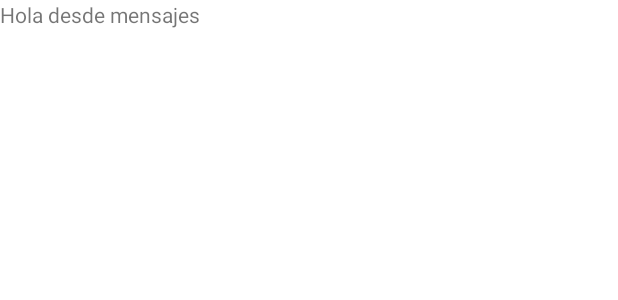
After one commit to alvaroproyectoagenda/TableGamersV2, an Android app: the layout fragment_messages.xml on its own in the app's theme, with its tools: preview values and no code run, on a phone screen of 412 x 824 dp. The commit adds this screen. Shown: the top 300 px of the screen. Run offline under Robolectric (Android 15) with nearby library versions, the phone set to English and light mode, and no system bars.

Commit message:
#Commit 5.0 #Messages
- Design Firestore
- Create Fragment, ViewModel, Models
- Navigation

```diff
--- a/app/src/main/java/es/amunoz/tablegamers/NavigationMenuActivity.kt
+++ b/app/src/main/java/es/amunoz/tablegamers/NavigationMenuActivity.kt
@@ -79,7 +79,9 @@ class NavigationMenuActivity : AppCompatActivity(){
             setOf(
                 R.id.nav_ad,
                  R.id.nav_myad,
-                R.id.nav_event, R.id.nav_invitation, R.id.nav_profile, R.id.nav_logout
+                R.id.nav_message,
+                R.id.nav_event,
+                R.id.nav_invitation, R.id.nav_profile, R.id.nav_logout
             ), drawerLayout
         )
         setupActionBarWithNavController(navController, appBarConfiguration)
--- /dev/null
+++ b/app/src/main/res/layout/fragment_messages.xml
@@ -0,0 +1,21 @@
+<?xml version="1.0" encoding="utf-8"?>
+
+
+<layout xmlns:android="http://schemas.android.com/apk/res/android"
+    xmlns:app="http://schemas.android.com/apk/res-auto"
+    xmlns:tools="http://schemas.android.com/tools"
+    >
+<FrameLayout
+    android:layout_width="match_parent"
+    android:layout_height="match_parent"
+    tools:context=".ui.message.MessagesFragment">
+
+    <!-- TODO: Update blank fragment layout -->
+    <TextView
+        android:layout_width="match_parent"
+        android:layout_height="match_parent"
+        android:text="Hola desde mensajes" />
+
+</FrameLayout>
+
+</layout>
--- a/app/src/main/res/navigation/mobile_navigation.xml
+++ b/app/src/main/res/navigation/mobile_navigation.xml
@@ -24,6 +24,11 @@
 
 
     <fragment
+        android:id="@+id/nav_message"
+        android:name="es.amunoz.tablegamers.ui.message.MessagesFragment"
+        android:label="@string/menu_messages"
+        tools:layout="@layout/fragment_messages" />
+    <fragment
         android:id="@+id/nav_event"
         android:name="es.amunoz.tablegamers.ui.event.EventFragment"
         android:label="@string/menu_event"
```
Also changed, not shown: app/src/main/java/es/amunoz/tablegamers/models/Message.kt (added, +11 -0 lines), app/src/main/java/es/amunoz/tablegamers/ui/message/MessagesFragment.kt (added, +64 -0 lines), app/src/main/java/es/amunoz/tablegamers/viewmodels/MessageViewModel.kt (added, +20 -0 lines).
